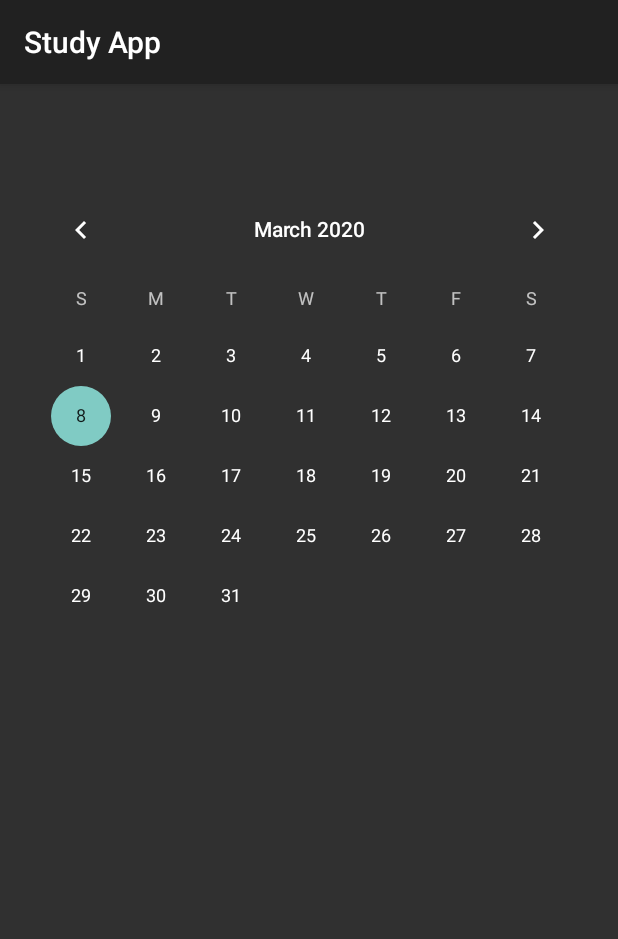
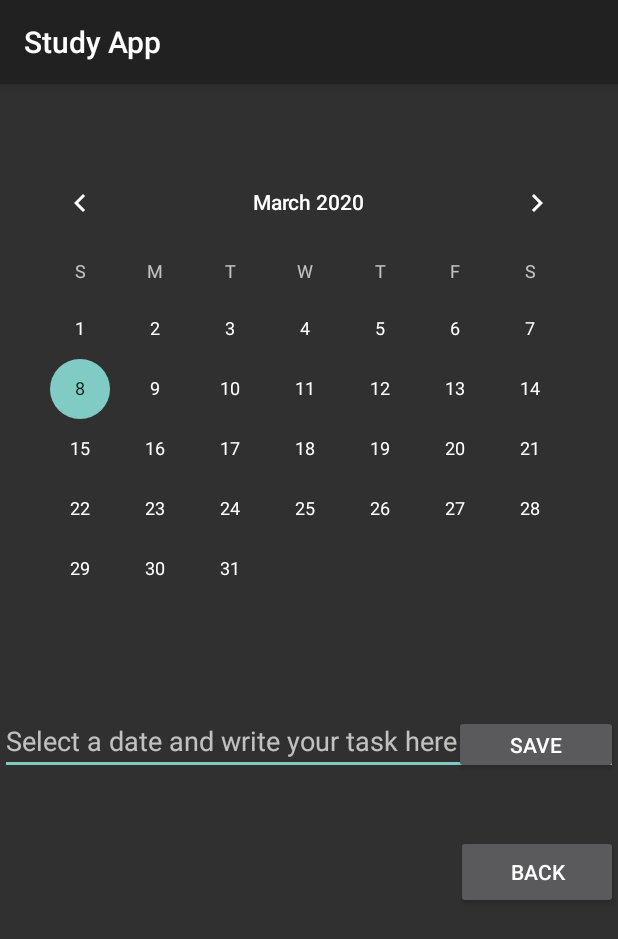
Before and after one commit to jsoutine/StudyApp, an Android app: the Calendar screen opened directly, with no data from a screen before it, on a phone screen of 412 x 824 dp. Shown: the top 939 px of the screen. Run offline under Robolectric (Android 15) with nearby library versions, the phone set to English and light mode, and no system bars.

Commit message:
Added event to calendar

```diff
--- a/app/src/main/AndroidManifest.xml
+++ b/app/src/main/AndroidManifest.xml
@@ -9,7 +9,7 @@
         android:roundIcon="@mipmap/ic_launcher_round"
         android:supportsRtl="true"
         android:theme="@style/Theme.AppCompat">
-        <activity android:name=".Tools.ToDoList"></activity>
+        <activity android:name=".Tools.ToDoList" />
         <activity android:name=".Tools.BrownNoise" />
         <activity android:name=".Calendar" />
         <activity android:name=".Tools.MemoryCards.CardMaker" />
--- a/app/src/main/java/com/example/android/studyapp/Calendar.java
+++ b/app/src/main/java/com/example/android/studyapp/Calendar.java
@@ -1,14 +1,190 @@
 package com.example.android.studyapp;
 
+import androidx.annotation.NonNull;
 import androidx.appcompat.app.AppCompatActivity;
 
+import android.content.Context;
+import android.content.Intent;
 import android.os.Bundle;
+import android.os.ParcelFileDescriptor;
+import android.view.View;
+import android.widget.Button;
+import android.widget.CalendarView;
+import android.widget.EditText;
+
+import java.io.BufferedReader;
+import java.io.BufferedWriter;
+import java.io.File;
+import java.io.FileInputStream;
+import java.io.FileNotFoundException;
+import java.io.FileOutputStream;
+import java.io.FileReader;
+import java.io.FileWriter;
+import java.io.IOException;
+import java.io.InputStreamReader;
+import java.io.OutputStreamWriter;
+import java.util.ArrayList;
+import java.util.List;
 
 public class Calendar extends AppCompatActivity {
+
+    private int currentYear = 0;
+    private int currentMonth = 0;
+    private int currentDay = 0;
+
+    private int index = 0;
+
+    private List<String> calendarStrings;
+    private int[] days;
+    private int[] months;
+    private int[] years;
+
 
     @Override
     protected void onCreate(Bundle savedInstanceState) {
         super.onCreate(savedInstanceState);
         setContentView(R.layout.activity_calendar);
+        final CalendarView calendarView = findViewById(R.id.calendarView);
+        calendarStrings = new ArrayList<>();
+        final int numberOfDays = 2000;
+        days = new int[numberOfDays];
+        months = new int[numberOfDays];
+        years = new int[numberOfDays];
+
+        readInfo();
+
+        final EditText textInput = findViewById(R.id.textInput);
+
+        calendarView.setOnDateChangeListener(new CalendarView.OnDateChangeListener() {
+            @Override
+            public void onSelectedDayChange(@NonNull CalendarView view, int year, int month, int dayOfMonth) {
+                currentYear = year;
+                currentMonth = month;
+                currentDay = dayOfMonth;
+
+                for (int h = 0; h < index; h++) {
+                    if (years[h] == currentYear) {
+                        for (int i = 0; i < index; i++) {
+                            if (days[i] == currentDay) {
+                                for (int j = 0; j < index; j++) {
+                                    if (months[j] == currentMonth && days[j] == currentDay && years[j] == currentYear) {
+                                        textInput.setText(calendarStrings.get(j));
+                                        return;
+                                    }
+                                }
+
+                            }
+                        }
+                    }
+                }
+                textInput.setText("");
+            }
+        });
+
+        final Button saveTextButton = findViewById(R.id.saveTextButton);
+        saveTextButton.setOnClickListener(new View.OnClickListener() {
+            @Override
+            public void onClick(View view) {
+                days[index] = currentDay;
+                months[index] = currentMonth;
+                years[index] = currentYear;
+                calendarStrings.add(index, textInput.getText().toString());
+                saveInfo();
+                textInput.setText("");
+                index++;
+
+
+            }
+        });
+    }
+
+    @Override
+    protected void onPause() {
+        super.onPause();
+        saveInfo();
+    }
+
+    private void saveInfo() {
+        File file = new File(this.getFilesDir(), "saved");
+        File daysFile = new File(this.getFilesDir(), "days");
+        File monthsFile = new File(this.getFilesDir(), "months");
+        File yearsFile = new File(this.getFilesDir(), "years");
+
+        try {
+            FileOutputStream fOut = new FileOutputStream(file);
+            BufferedWriter bW = new BufferedWriter(new OutputStreamWriter(fOut));
+
+            FileOutputStream fOutDays = new FileOutputStream(daysFile);
+            BufferedWriter bwDays = new BufferedWriter(new OutputStreamWriter(fOutDays));
+
+            FileOutputStream fOutMonths = new FileOutputStream(monthsFile);
+            BufferedWriter bwMonths = new BufferedWriter(new OutputStreamWriter(fOutMonths));
+
+            FileOutputStream fOutYears = new FileOutputStream(yearsFile);
+            BufferedWriter bwYears = new BufferedWriter(new OutputStreamWriter(fOutYears));
+
+            for (int i = 0; i < index; i++) {
+                bW.write(calendarStrings.get(i));
+                bW.newLine();
+                bwDays.write(days[i]);
+                bwMonths.write(months[i]);
+                bwYears.write(years[i]);
+
+            }
+
+            bW.close();
+            fOut.close();
+            bwDays.close();
+            fOutDays.close();
+            bwMonths.close();
+            fOutMonths.close();
+            bwYears.close();
+            fOutYears.close();
+
+        } catch (Exception e) {
+            e.printStackTrace();
+        }
+    }
+
+    private void readInfo() {
+        File file = new File(this.getFilesDir(), "saved");
+        File daysFile = new File(this.getFilesDir(), "days");
+        File monthsFile = new File(this.getFilesDir(), "months");
+        File yearsFile = new File(this.getFilesDir(), "years");
+
+        if (!file.exists()) {
+            return;
+        }
+        try {
+            FileInputStream is = new FileInputStream(file);
+            BufferedReader reader = new BufferedReader(new InputStreamReader(is));
+            FileInputStream isDays = new FileInputStream(daysFile);
+            BufferedReader readerDays = new BufferedReader(new InputStreamReader(isDays));
+            FileInputStream isMonths = new FileInputStream(monthsFile);
+            BufferedReader readerMonths = new BufferedReader(new InputStreamReader(isMonths));
+            FileInputStream isYears = new FileInputStream(yearsFile);
+            BufferedReader readerYears = new BufferedReader(new InputStreamReader(isYears));
+
+            int i = 0;
+            String line = reader.readLine();
+            while (line != null) {
+                calendarStrings.add(line);
+                days[i] = readerDays.read();
+                months[i] = readerMonths.read();
+                years[i] = readerYears.read();
+                i++;
+                line = reader.readLine();
+            }
+
+            index = i;
+
+        } catch (Exception e) {
+            e.printStackTrace();
+        }
+
+    }
+    public void backClick (View view) {
+        Intent i = new Intent(this, MainActivity.class);
+        startActivity (i);
     }
 }
--- a/app/src/main/java/com/example/android/studyapp/RandomQuoteGenerator.java
+++ b/app/src/main/java/com/example/android/studyapp/RandomQuoteGenerator.java
@@ -17,6 +17,8 @@ public class RandomQuoteGenerator {
         quotesList [3] = "Knowledge is love and light and vision.\n\n- Helen Keller";
         quotesList [4] = "The secret of success is to do the common things uncommonly well.\n\n- John D.Rockefeller";
         quotesList [5] = "I find the harder i work, the more luck i seem to have.\n\n- Thomas Jefferson";
+        quotesList [6] = "To acquire knowledge, one must study; but to acquire wisdom, one must observe.\n\n- Marilyn vos Savant";
+        quotesList [7] = "Every beginner possesses a great potential to be an expert in his or her chosen field.\n\n- Lailah Gifty Akita";
 
         return quotesList[randomNumber];
     }
--- a/app/src/main/java/com/example/android/studyapp/Tools/ToDoList.java
+++ b/app/src/main/java/com/example/android/studyapp/Tools/ToDoList.java
@@ -52,8 +52,7 @@ public class ToDoList extends AppCompatActivity implements View.OnClickListener,
                 itemET.setText("");
 
                 FileHelper.writeData(items, this);
-                Toast.makeText(this, "Item added", Toast.LENGTH_SHORT).show();
-
+                Toast.makeText(this, "Task added", Toast.LENGTH_SHORT).show();
                 break;
         }
     }
@@ -62,8 +61,7 @@ public class ToDoList extends AppCompatActivity implements View.OnClickListener,
     public void onItemClick(AdapterView<?> adapterView, View view, int position, long id) {
         items.remove(position);
         adapter.notifyDataSetChanged();
-        Toast.makeText(this, "Delete", Toast.LENGTH_SHORT).show();
-
+        Toast.makeText(this, "Task deleted", Toast.LENGTH_SHORT).show();
 
     }
 }
--- a/app/src/main/res/layout/activity_calendar.xml
+++ b/app/src/main/res/layout/activity_calendar.xml
@@ -5,6 +5,7 @@
     android:layout_width="match_parent"
     android:layout_height="match_parent"
     tools:context=".Calendar">
+
 
     <CalendarView
         android:id="@+id/calendarView"
@@ -14,6 +15,42 @@
         android:layout_marginBottom="311dp"
         app:layout_constraintBottom_toBottomOf="parent"
         app:layout_constraintEnd_toEndOf="parent"
+        app:layout_constraintHorizontal_bias="0.47"
         app:layout_constraintStart_toStartOf="parent"
-        app:layout_constraintTop_toTopOf="parent" />
+        app:layout_constraintTop_toTopOf="parent"
+        app:layout_constraintVertical_bias="0.0" />
+
+    <EditText
+        android:id="@+id/textInput"
+        android:layout_width="match_parent"
+        android:layout_height="40dp"
+        android:hint="Select a date and write your task here"
+        app:layout_constraintEnd_toEndOf="parent"
+        app:layout_constraintHorizontal_bias="1.0"
+        app:layout_constraintStart_toStartOf="parent"
+        app:layout_constraintTop_toBottomOf="@+id/calendarView" />
+
+    <Button
+        android:id="@+id/saveTextButton"
+        android:layout_width="109dp"
+        android:layout_height="39dp"
+        android:text="Save"
+        app:layout_constraintEnd_toEndOf="parent"
+        app:layout_constraintHorizontal_bias="1.0"
+        app:layout_constraintStart_toStartOf="parent"
+        app:layout_constraintTop_toBottomOf="@+id/calendarView" />
+
+    <Button
+        android:id="@+id/button4"
+        android:layout_width="108dp"
+        android:layout_height="49dp"
+        android:layout_marginStart="304dp"
+        android:layout_marginTop="40dp"
+        android:text="Back"
+        app:layout_constraintEnd_toEndOf="parent"
+        app:layout_constraintHorizontal_bias="1.0"
+        app:layout_constraintStart_toStartOf="parent"
+        app:layout_constraintTop_toBottomOf="@+id/textInput"
+        android:onClick="backClick"/>
+
 </androidx.constraintlayout.widget.ConstraintLayout>
```
